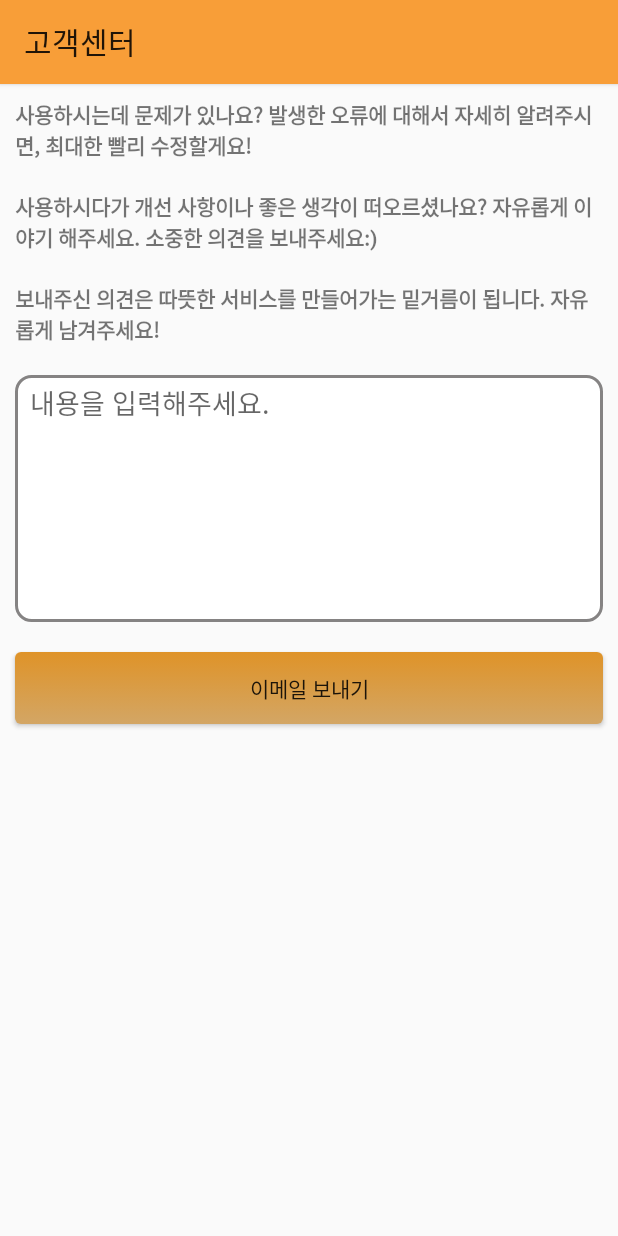
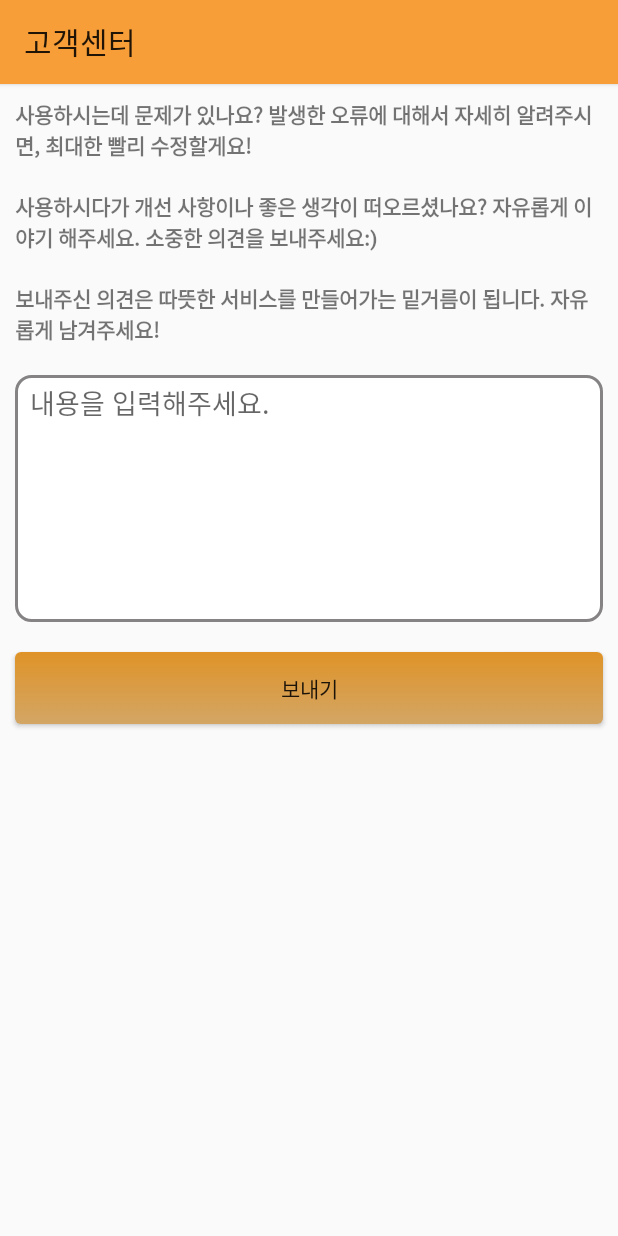
Before and after one commit to jinux325/YouMarket, an Android app: the MailActivity screen opened directly, with no data from a screen before it, on a phone screen of 412 x 824 dp. Run offline under Robolectric (Android 15) with nearby library versions, the phone set to English and light mode, and no system bars; our stand-ins replace Firebase (no records; nobody signed in at launch, a user with empty details on screens opened directly).

Commit message:
account 수정

```diff
--- a/app/src/main/res/layout/activity_mail.xml
+++ b/app/src/main/res/layout/activity_mail.xml
@@ -86,7 +86,7 @@
         android:layout_width="fill_parent"
         android:layout_height="wrap_content"
         android:layout_margin="10dp"
-        android:text="이메일 보내기"
+        android:text="보내기"
         android:background="@drawable/button"
         tools:ignore="HardcodedText" />
 </LinearLayout>
--- a/app/src/main/res/layout/fragment_account.xml
+++ b/app/src/main/res/layout/fragment_account.xml
@@ -461,7 +461,7 @@
             <TextView
                 android:layout_width="match_parent"
                 android:layout_height="wrap_content"
-                android:text="Umarket이 좋다면 리뷰를 남겨주세요 :)"
+                android:text="Umarket에 오류가 있다면 문의를 남겨주세요! :)"
                 android:textStyle="bold"
                 android:textSize="15sp"
                 android:textColor="@color/editcolor"
```
Also changed, not shown: app/src/main/java/com/u/marketapp/setting/MailActivity.kt (+0 -12 lines).
